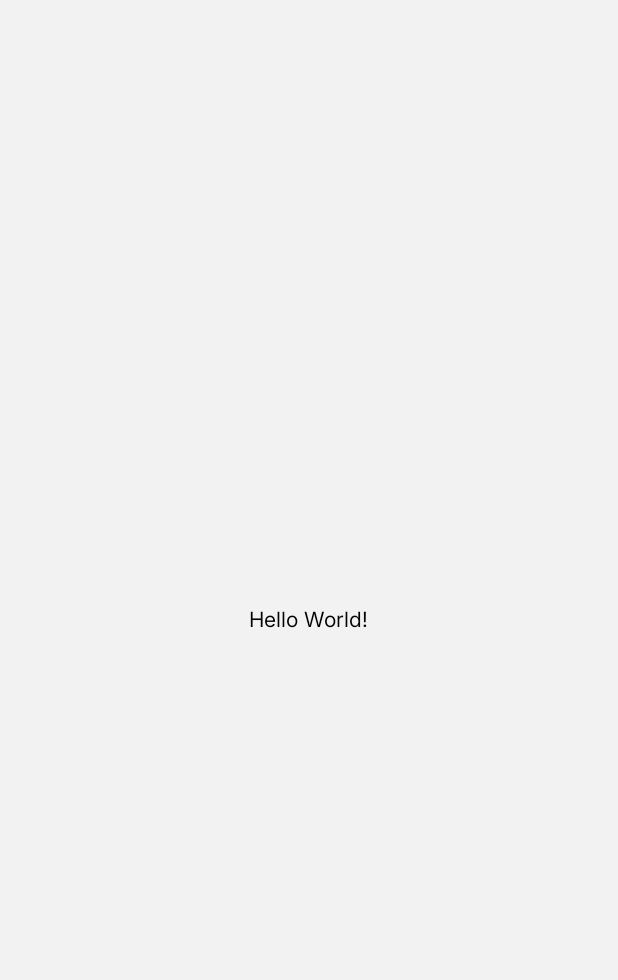
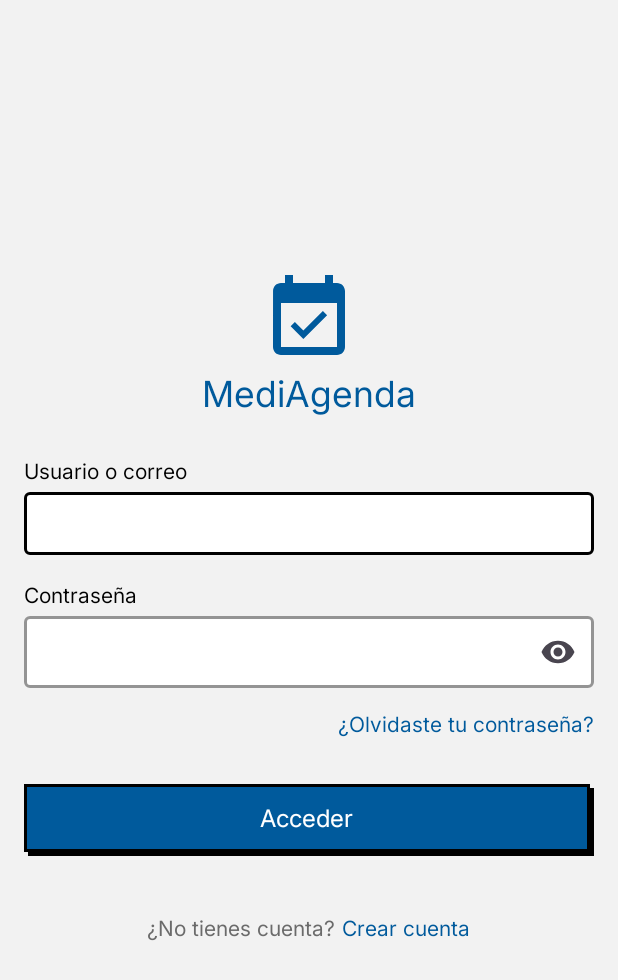
Before and after one commit to DMediv/MediAgenda-Reforged-, an Android app: the screen it shows after launch (MainActivity before the commit, LoginActivity after it), on a phone screen of 412 x 824 dp. Before the commit the part shown is almost empty. Shown: the top 980 px of the screen. Run offline under Robolectric (Android 15) with nearby library versions, the phone set to English and light mode, and no system bars.

Commit message:
Login: vista, presentador, validaciones y paneles provisionales

```diff
--- /dev/null
+++ b/app/src/main/java/com/example/mediagendareforged/vista/LoginActivity.kt
@@ -0,0 +1,115 @@
+package com.example.mediagendareforged.vista
+
+import android.content.Intent
+import android.os.Bundle
+import android.view.View
+import android.widget.LinearLayout
+import android.widget.ProgressBar
+import android.widget.TextView
+import android.widget.Toast
+import androidx.activity.enableEdgeToEdge
+import androidx.appcompat.app.AppCompatActivity
+import androidx.appcompat.widget.AppCompatButton
+import androidx.core.view.ViewCompat
+import androidx.core.view.WindowInsetsCompat
+import com.example.mediagendareforged.R
+import com.example.mediagendareforged.presentador.clsLoginPresentador
+import com.google.android.material.textfield.TextInputEditText
+import com.google.android.material.textfield.TextInputLayout
+
+class LoginActivity : AppCompatActivity() {
+
+    private lateinit var presentador: clsLoginPresentador
+
+    private lateinit var tilUsuario: TextInputLayout
+    private lateinit var txtUsuario: TextInputEditText
+    private lateinit var tilContrasena: TextInputLayout
+    private lateinit var txtContrasena: TextInputEditText
+    private lateinit var lytAvisoError: LinearLayout
+    private lateinit var txtMensajeError: TextView
+    private lateinit var btnAcceder: AppCompatButton
+    private lateinit var prgCargando: ProgressBar
+    private lateinit var txtOlvideContrasena: TextView
+    private lateinit var txtCrearCuenta: TextView
+
+    override fun onCreate(savedInstanceState: Bundle?) {
+        super.onCreate(savedInstanceState)
+        enableEdgeToEdge()
+        setContentView(R.layout.activity_login)
+        ViewCompat.setOnApplyWindowInsetsListener(findViewById(R.id.main)) { v, insets ->
+            val barras = insets.getInsets(WindowInsetsCompat.Type.systemBars())
+            v.setPadding(barras.left, barras.top, barras.right, barras.bottom)
+            insets
+        }
+
+        enlazarVistas()
+        presentador = clsLoginPresentador(this)
+        configurarListeners()
+    }
+
+    private fun enlazarVistas() {
+        tilUsuario = findViewById(R.id.tilUsuario)
+        txtUsuario = findViewById(R.id.txtUsuario)
+        tilContrasena = findViewById(R.id.tilContrasena)
+        txtContrasena = findViewById(R.id.txtContrasena)
+        lytAvisoError = findViewById(R.id.lytAvisoError)
+        txtMensajeError = findViewById(R.id.txtMensajeError)
+        btnAcceder = findViewById(R.id.btnAcceder)
+        prgCargando = findViewById(R.id.prgCargando)
+        txtOlvideContrasena = findViewById(R.id.txtOlvideContrasena)
+        txtCrearCuenta = findViewById(R.id.txtCrearCuenta)
+    }
+
+    private fun configurarListeners() {
+        btnAcceder.setOnClickListener {
+            presentador.iniciarSesion(
+                txtUsuario.text.toString(),
+                txtContrasena.text.toString()
+            )
+        }
+        // Se conectan cuando existan sus pantallas (A3 y A7)
+        txtCrearCuenta.setOnClickListener { mostrarAviso("Registro: próximamente") }
+        txtOlvideContrasena.setOnClickListener { mostrarAviso("Recuperar contraseña: próximamente") }
+    }
+
+
+    fun mostrarCargando(cargando: Boolean) {
+        prgCargando.visibility = if (cargando) View.VISIBLE else View.GONE
+        btnAcceder.isEnabled = !cargando
+    }
+
+    fun mostrarErrorUsuario(mensaje: String?) {
+        tilUsuario.error = mensaje
+    }
+
+    fun mostrarErrorContrasena(mensaje: String?) {
+        tilContrasena.error = mensaje
+    }
+
+    fun mostrarError(mensaje: String) {
+        txtMensajeError.text = mensaje
+        lytAvisoError.visibility = View.VISIBLE
+    }
+
+    fun ocultarError() {
+        lytAvisoError.visibility = View.GONE
+    }
+
+    fun abrirPanelPaciente(nombre: String) {
+        abrirPanel(Intent(this, PanelPacienteActivity::class.java), nombre)
+    }
+
+    fun abrirPanelMedico(nombre: String) {
+        abrirPanel(Intent(this, PanelMedicoActivity::class.java), nombre)
+    }
+
+    private fun abrirPanel(intent: Intent, nombre: String) {
+        intent.putExtra("NOMBRE", nombre)
+        startActivity(intent)
+        finish()
+    }
+
+    private fun mostrarAviso(mensaje: String) {
+        Toast.makeText(this, mensaje, Toast.LENGTH_SHORT).show()
+    }
+}
--- /dev/null
+++ b/app/src/main/res/drawable/ic_error.xml
@@ -0,0 +1,20 @@
+<!--
+  ~ Copyright (C) 2026 The Android Open Source Project
+  ~
+  ~ Licensed under the Apache License, Version 2.0 (the "License");
+  ~ you may not use this file except in compliance with the License.
+  ~ You may obtain a copy of the License at
+  ~
+  ~      http://www.apache.org/licenses/LICENSE-2.0
+  ~
+  ~ Unless required by applicable law or agreed to in writing, software
+  ~ distributed under the License is distributed on an "AS IS" BASIS,
+  ~ WITHOUT WARRANTIES OR CONDITIONS OF ANY KIND, either express or implied.
+  ~ See the License for the specific language governing permissions and
+  ~ limitations under the License.
+  -->
+<vector xmlns:android="http://schemas.android.com/apk/res/android" android:height="24dp" android:tint="#000000" android:viewportHeight="24" android:viewportWidth="24" android:width="24dp">
+
+    <path android:fillColor="@android:color/white" android:pathData="M12,2C6.48,2 2,6.48 2,12s4.48,10 10,10 10,-4.48 10,-10S17.52,2 12,2zM13,17h-2v-2h2v2zM13,13h-2L11,7h2v6z"/>
+
+</vector>
--- /dev/null
+++ b/app/src/main/res/drawable/ic_logo.xml
@@ -0,0 +1,20 @@
+<!--
+  ~ Copyright (C) 2026 The Android Open Source Project
+  ~
+  ~ Licensed under the Apache License, Version 2.0 (the "License");
+  ~ you may not use this file except in compliance with the License.
+  ~ You may obtain a copy of the License at
+  ~
+  ~      http://www.apache.org/licenses/LICENSE-2.0
+  ~
+  ~ Unless required by applicable law or agreed to in writing, software
+  ~ distributed under the License is distributed on an "AS IS" BASIS,
+  ~ WITHOUT WARRANTIES OR CONDITIONS OF ANY KIND, either express or implied.
+  ~ See the License for the specific language governing permissions and
+  ~ limitations under the License.
+  -->
+<vector xmlns:android="http://schemas.android.com/apk/res/android" android:height="24dp" android:tint="#000000" android:viewportHeight="24" android:viewportWidth="24" android:width="24dp">
+
+    <path android:fillColor="@android:color/white" android:pathData="M16.53,11.06L15.47,10l-4.88,4.88 -2.12,-2.12 -1.06,1.06L10.59,17l5.94,-5.94zM19,3h-1L18,1h-2v2L8,3L8,1L6,1v2L5,3c-1.11,0 -1.99,0.9 -1.99,2L3,19c0,1.1 0.89,2 2,2h14c1.1,0 2,-0.9 2,-2L21,5c0,-1.1 -0.9,-2 -2,-2zM19,19L5,19L5,8h14v11z"/>
+
+</vector>
--- /dev/null
+++ b/app/src/main/res/layout/activity_login.xml
@@ -0,0 +1,161 @@
+<?xml version="1.0" encoding="utf-8"?>
+<ScrollView xmlns:android="http://schemas.android.com/apk/res/android"
+    xmlns:app="http://schemas.android.com/apk/res-auto"
+    xmlns:tools="http://schemas.android.com/tools"
+    android:id="@+id/main"
+    android:layout_width="match_parent"
+    android:layout_height="match_parent"
+    android:fillViewport="true"
+    tools:context=".vista.LoginActivity">
+
+    <LinearLayout
+        android:layout_width="match_parent"
+        android:layout_height="wrap_content"
+        android:gravity="center_vertical"
+        android:orientation="vertical"
+        android:padding="@dimen/margen_pantalla">
+
+        <ImageView
+            android:layout_width="64dp"
+            android:layout_height="64dp"
+            android:layout_gravity="center_horizontal"
+            android:contentDescription="@string/desc_logo"
+            android:src="@drawable/ic_logo"
+            app:tint="@color/azul_primario" />
+
+        <TextView
+            style="@style/Texto.TituloPanel"
+            android:layout_width="wrap_content"
+            android:layout_height="wrap_content"
+            android:layout_gravity="center_horizontal"
+            android:layout_marginBottom="@dimen/separacion_secciones"
+            android:text="@string/app_nombre_visible"
+            android:textColor="@color/azul_primario" />
+
+        <LinearLayout
+            android:id="@+id/lytAvisoError"
+            android:layout_width="match_parent"
+            android:layout_height="wrap_content"
+            android:layout_marginBottom="@dimen/separacion_campos"
+            android:background="@drawable/aviso_error"
+            android:gravity="center_vertical"
+            android:orientation="horizontal"
+            android:padding="12dp"
+            android:visibility="gone">
+
+            <ImageView
+                android:layout_width="@dimen/icono"
+                android:layout_height="@dimen/icono"
+                android:layout_marginEnd="8dp"
+                android:importantForAccessibility="no"
+                android:src="@drawable/ic_error"
+                app:tint="@color/rojo_alerta" />
+
+            <TextView
+                android:id="@+id/txtMensajeError"
+                style="@style/Texto.Error"
+                android:layout_width="0dp"
+                android:layout_height="wrap_content"
+                android:layout_weight="1" />
+        </LinearLayout>
+
+        <TextView
+            style="@style/Texto.Etiqueta"
+            android:layout_width="wrap_content"
+            android:layout_height="wrap_content"
+            android:layout_marginBottom="4dp"
+            android:text="@string/login_usuario" />
+
+        <com.google.android.material.textfield.TextInputLayout
+            android:id="@+id/tilUsuario"
+            style="@style/Campo"
+            android:layout_width="match_parent"
+            android:layout_height="wrap_content"
+            android:layout_marginBottom="@dimen/separacion_campos">
+
+            <com.google.android.material.textfield.TextInputEditText
+                android:id="@+id/txtUsuario"
+                style="@style/CampoTexto"
+                android:layout_width="match_parent"
+                android:layout_height="wrap_content"
+                android:imeOptions="actionNext"
+                android:inputType="textEmailAddress"
+                android:maxLength="100" />
+        </com.google.android.material.textfield.TextInputLayout>
+
+        <TextView
+            style="@style/Texto.Etiqueta"
+            android:layout_width="wrap_content"
+            android:layout_height="wrap_content"
+            android:layout_marginBottom="4dp"
+            android:text="@string/login_contrasena" />
+
+        <com.google.android.material.textfield.TextInputLayout
+            android:id="@+id/tilContrasena"
+            style="@style/Campo"
+            android:layout_width="match_parent"
+            android:layout_height="wrap_content"
+            app:endIconMode="password_toggle">
+
+            <com.google.android.material.textfield.TextInputEditText
+                android:id="@+id/txtContrasena"
+                style="@style/CampoTexto"
+                android:layout_width="match_parent"
+                android:layout_height="wrap_content"
+                android:imeOptions="actionDone"
+                android:inputType="textPassword"
+                android:maxLength="72" />
+        </com.google.android.material.textfield.TextInputLayout>
+
+        <TextView
+            android:id="@+id/txtOlvideContrasena"
+            style="@style/Texto.Etiqueta"
+            android:layout_width="wrap_content"
+            android:layout_height="48dp"
+            android:layout_gravity="end"
+            android:gravity="center_vertical"
+            android:text="@string/login_olvide"
+            android:textColor="@color/azul_primario" />
+
+        <androidx.appcompat.widget.AppCompatButton
+            android:id="@+id/btnAcceder"
+            style="@style/Boton.Principal"
+            android:layout_width="match_parent"
+            android:layout_height="@dimen/alto_boton"
+            android:layout_marginTop="@dimen/separacion_campos"
+            android:text="@string/login_acceder" />
+
+        <ProgressBar
+            android:id="@+id/prgCargando"
+            android:layout_width="wrap_content"
+            android:layout_height="wrap_content"
+            android:layout_gravity="center_horizontal"
+            android:layout_marginTop="@dimen/separacion_campos"
+            android:visibility="gone" />
+
+        <LinearLayout
+            android:layout_width="wrap_content"
+            android:layout_height="48dp"
+            android:layout_gravity="center_horizontal"
+            android:layout_marginTop="@dimen/separacion_secciones"
+            android:gravity="center_vertical"
+            android:orientation="horizontal">
+
+            <TextView
+                style="@style/Texto.Secundario"
+                android:layout_width="wrap_content"
+                android:layout_height="wrap_content"
+                android:layout_marginEnd="4dp"
+                android:text="@string/login_sin_cuenta" />
+
+            <TextView
+                android:id="@+id/txtCrearCuenta"
+                style="@style/Texto.Etiqueta"
+                android:layout_width="wrap_content"
+                android:layout_height="match_parent"
+                android:gravity="center_vertical"
+                android:text="@string/login_crear_cuenta"
+                android:textColor="@color/azul_primario" />
+        </LinearLayout>
+    </LinearLayout>
+</ScrollView>
--- a/app/src/main/res/values/strings.xml
+++ b/app/src/main/res/values/strings.xml
@@ -1,3 +1,12 @@
 <resources>
     <string name="app_name">MediAgenda(Reforged)</string>
+    <string name="app_nombre_visible">MediAgenda</string>
+
+    <string name="login_usuario">Usuario o correo</string>
+    <string name="login_contrasena">Contraseña</string>
+    <string name="login_olvide">¿Olvidaste tu contraseña?</string>
+    <string name="login_acceder">Acceder</string>
+    <string name="login_sin_cuenta">¿No tienes cuenta?</string>
+    <string name="login_crear_cuenta">Crear cuenta</string>
+    <string name="desc_logo">Logotipo de MediAgenda</string>
 </resources>
```
Also changed, not shown: app/src/main/AndroidManifest.xml (+13 -0 lines), app/src/main/java/com/example/mediagendareforged/presentador/clsLoginPresentador.kt (+45 -1 lines), app/src/main/java/com/example/mediagendareforged/presentador/clsValidaciones.kt (added, +10 -0 lines), app/src/main/java/com/example/mediagendareforged/vista/PanelMedicoActivity.kt (added, +21 -0 lines), app/src/main/java/com/example/mediagendareforged/vista/PanelPacienteActivity.kt (added, +21 -0 lines), app/src/main/res/layout/activity_panel_medico.xml (added, +10 -0 lines), app/src/main/res/layout/activity_panel_paciente.xml (added, +10 -0 lines).
